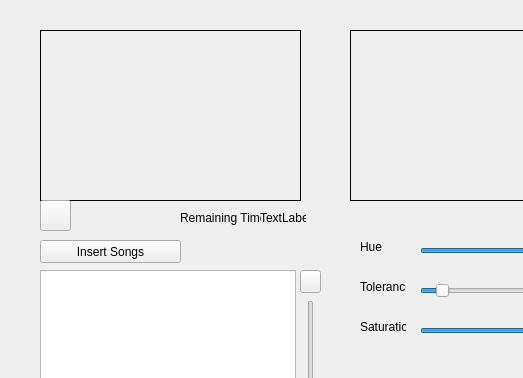
Before: the Qt Designer form HoerDichFit/videoplayer.ui in SvenBl/avp-webcam, drawn with Qt 5; both pictures show x 0 to 523 and y 0 to 378 of the 639 by 557 pixel window.
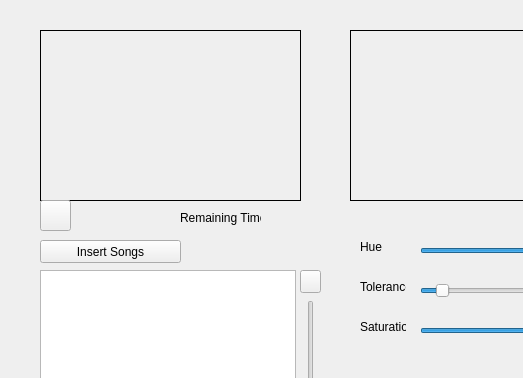
After: the same form once the commit is applied. Custom widgets are drawn as their Qt base class.

The edit to the form file:
```diff
--- a/HoerDichFit/videoplayer.ui
+++ b/HoerDichFit/videoplayer.ui
@@ -532,7 +532,7 @@
      </rect>
     </property>
     <property name="text">
-     <string>TextLabel</string>
+     <string/>
     </property>
    </widget>
   </widget>
```
Left out of the diff: 2 changed lines with no effect on the pictures.
